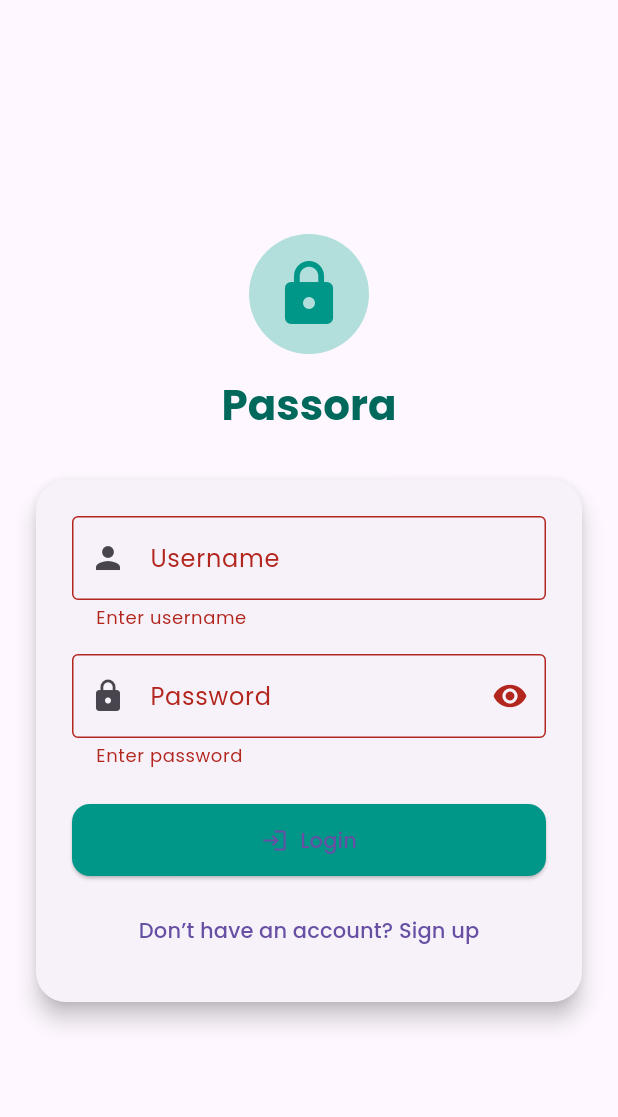
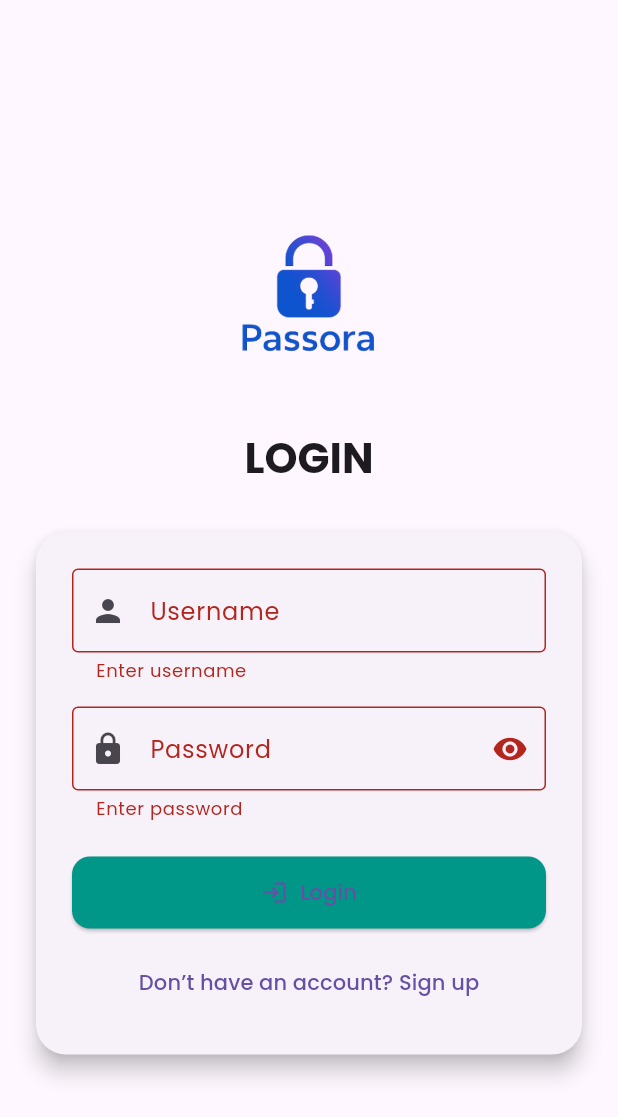
Before and after one commit to SyedAmeerBukhari/passora, a Flutter app: the screen it shows after launch, after a tap on "Login", on a phone screen of 412 x 824 dp. Shown: the top 1117 px of the screen. Run offline on Flutter 3.47's test engine with Material 3 defaults, Android fonts, the phone set to English and light mode, and no system bars; our stand-ins replace flutter_riverpod, flutter_secure_storage, go_router, google_fonts, hive, hive_flutter; accounts and stored records are empty.

Commit message:
Final comit

```diff
--- a/lib/routes/app_router.dart
+++ b/lib/routes/app_router.dart
@@ -4,10 +4,12 @@ import '../views/auth/signup_page.dart';
 import '../views/home/home_page.dart';
 import '../views/vault/credential_page.dart'; // Adjust if renamed
 import '../views/settings/settings_page.dart';
+import '../views/splash/splash_screen.dart';
 
 final GoRouter appRouter = GoRouter(
-  initialLocation: '/login', // or dynamic logic
+  initialLocation: '/splash', // Set splash as the initial route
   routes: [
+    GoRoute(path: '/splash', builder: (context, state) => const SplashScreen()),
     GoRoute(path: '/login', builder: (context, state) => const LoginPage()),
     GoRoute(path: '/signup', builder: (context, state) => const SignupPage()),
     GoRoute(path: '/home', builder: (context, state) => const HomePage()),
--- a/lib/views/auth/login_page.dart
+++ b/lib/views/auth/login_page.dart
@@ -74,23 +74,24 @@ class _LoginPageState extends ConsumerState<LoginPage> {
   @override
   Widget build(BuildContext context) {
     return Scaffold(
-      backgroundColor: Theme.of(context).colorScheme.background,
+      backgroundColor: Theme.of(context).colorScheme.surface,
       body: Center(
         child: SingleChildScrollView(
           child: Column(
             mainAxisAlignment: MainAxisAlignment.center,
             children: [
               const SizedBox(height: 32),
-              CircleAvatar(
-                radius: 40,
-                backgroundColor: Colors.teal[100],
-                child: const Icon(Icons.lock, size: 48, color: Colors.teal),
+              Image.asset(
+                Theme.of(context).brightness == Brightness.dark
+                    ? 'assets/logo-dark.png'
+                    : 'assets/logo-light.png',
+                width: 150,
+                height: 150,
               ),
               const SizedBox(height: 16),
               Text(
-                'Passora',
+                'LOGIN',
                 style: Theme.of(context).textTheme.headlineMedium?.copyWith(
-                  color: Colors.teal[800],
                   fontWeight: FontWeight.bold,
                 ),
               ),
--- a/lib/views/settings/settings_page.dart
+++ b/lib/views/settings/settings_page.dart
@@ -319,10 +319,12 @@ class _ChangePasswordDialogState extends State<_ChangePasswordDialog> {
                 ),
               ),
               validator: (value) {
-                if (value == null || value.isEmpty)
+                if (value == null || value.isEmpty) {
                   return 'Confirm new password';
-                if (value != _newPasswordController.text)
+                }
+                if (value != _newPasswordController.text) {
                   return 'Passwords do not match';
+                }
                 return null;
               },
             ),
--- /dev/null
+++ b/lib/views/splash/splash_screen.dart
@@ -0,0 +1,39 @@
+import 'package:flutter/material.dart';
+import 'package:go_router/go_router.dart';
+
+class SplashScreen extends StatelessWidget {
+  const SplashScreen({super.key});
+
+  @override
+  Widget build(BuildContext context) {
+    Future.delayed(const Duration(seconds: 3), () {
+      // ignore: use_build_context_synchronously
+      context.go('/login'); // Navigate to login after splash
+    });
+
+    return Scaffold(
+      backgroundColor: Theme.of(context).colorScheme.surface,
+      body: Center(
+        child: Column(
+          mainAxisAlignment: MainAxisAlignment.center,
+          children: [
+            Image.asset(
+              Theme.of(context).brightness == Brightness.dark
+                  ? 'assets/logo-dark.png'
+                  : 'assets/logo-light.png',
+              width: 150,
+              height: 150,
+            ),
+            const SizedBox(height: 20),
+            Text(
+              'Passora',
+              style: Theme.of(
+                context,
+              ).textTheme.headlineMedium?.copyWith(fontWeight: FontWeight.bold),
+            ),
+          ],
+        ),
+      ),
+    );
+  }
+}
--- a/pubspec.yaml
+++ b/pubspec.yaml
@@ -65,9 +65,9 @@ flutter:
   uses-material-design: true
 
   # To add assets to your application, add an assets section, like this:
-  # assets:
-  #   - images/a_dot_burr.jpeg
-  #   - images/a_dot_ham.jpeg
+  assets:
+    - assets/
+
 
   # An image asset can refer to one or more resolution-specific "variants", see
   # https://flutter.dev/to/resolution-aware-images
```
Also changed, not shown: lib/views/auth/signup_page.dart (+11 -12 lines), lib/views/home/home_page.dart (+71 -2 lines), lib/views/vault/credential_page.dart (+0 -10 lines), assets/logo-dark.png, assets/logo-light.png, lib/views/auth/splash_screen.dart (added), 1 other file.
